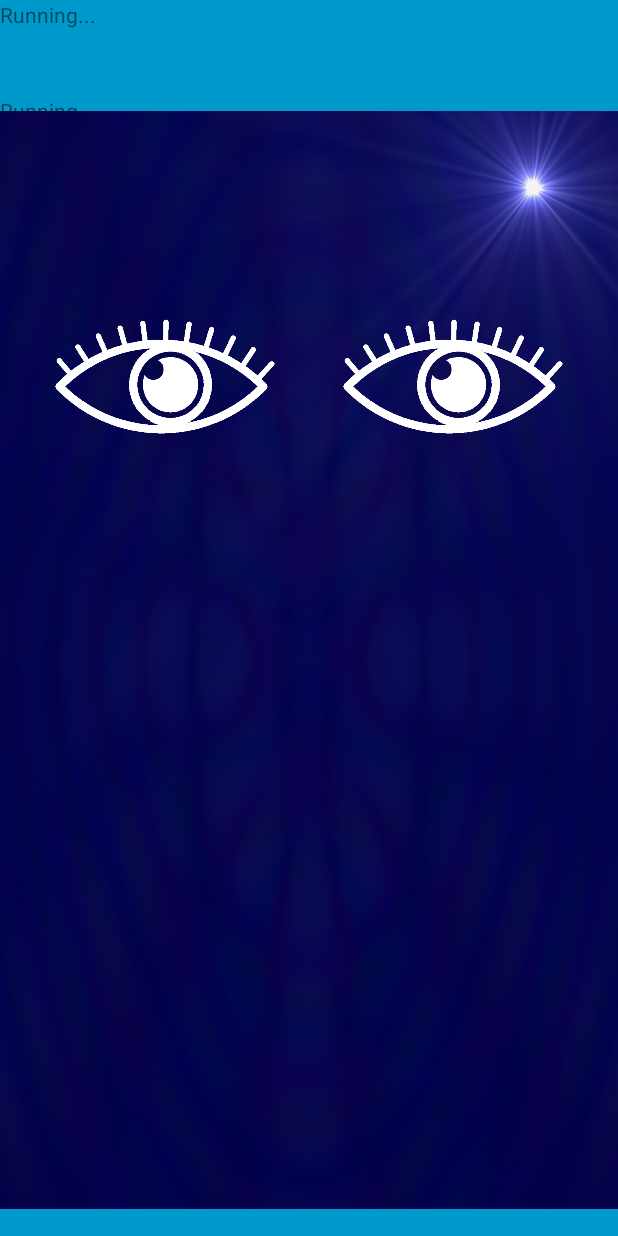
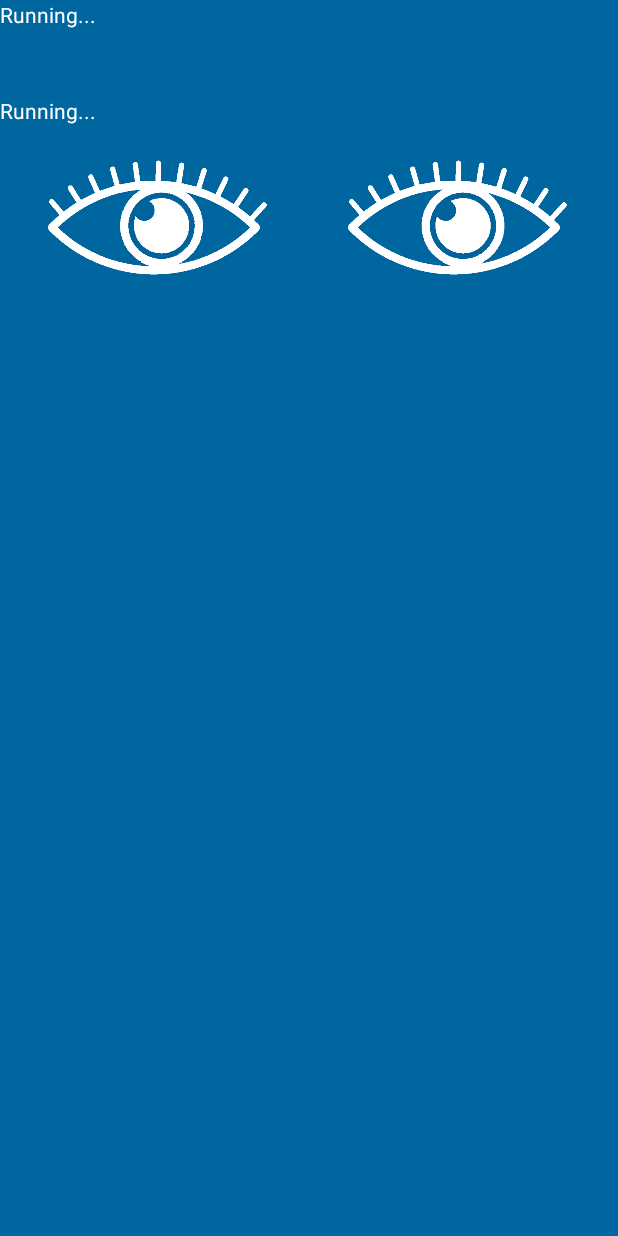
Before and after one commit to jasondb1/cpsc581_p1_sensor, an Android app: the screen it shows after launch (FullscreenActivity), on a phone screen of 412 x 824 dp. Run offline under Robolectric (Android 15) with nearby library versions, the phone set to English and light mode, and no system bars.

Commit message:
Basic eyes working

```diff
--- a/app/src/main/AndroidManifest.xml
+++ b/app/src/main/AndroidManifest.xml
@@ -10,6 +10,7 @@
         android:supportsRtl="true"
         android:theme="@style/AppTheme">
         <activity
+            android:screenOrientation="portrait"
             android:name=".FullscreenActivity"
             android:configChanges="orientation|keyboardHidden|screenSize"
             android:label="@string/app_name"
--- a/app/src/main/res/layout/activity_fullscreen.xml
+++ b/app/src/main/res/layout/activity_fullscreen.xml
@@ -4,7 +4,7 @@
     xmlns:tools="http://schemas.android.com/tools"
     android:layout_width="match_parent"
     android:layout_height="match_parent"
-    android:background="#0099cc"
+    android:background="#0066a0"
     tools:context=".FullscreenActivity">
 
     <!-- The primary full-screen view. This can be replaced with whatever view
@@ -19,7 +19,8 @@
         android:text="@string/dummy_content"
         android:textColor="#33b5e5"
         android:textSize="50sp"
-        android:textStyle="bold" />
+        android:textStyle="bold"
+        android:visibility="invisible" />
 
     <!-- This FrameLayout insets its children based on system windows using
          android:fitsSystemWindows. -->
@@ -32,13 +33,15 @@
             android:id="@+id/debug"
             android:layout_width="match_parent"
             android:layout_height="64dp"
-            android:text="@string/debug" />
+            android:text="@string/debug"
+            android:textColor="@android:color/white" />
 
         <TextView
             android:id="@+id/debug_light"
             android:layout_width="match_parent"
             android:layout_height="45dp"
-            android:text="@string/debugLight" />
+            android:text="@string/debugLight"
+            android:textColor="@android:color/white" />
     </LinearLayout>
 
     <FrameLayout
@@ -51,63 +54,57 @@
             android:layout_width="match_parent"
             android:layout_height="match_parent"
             android:contentDescription="@string/background"
+            android:visibility="invisible"
             app:srcCompat="@drawable/bg" />
 
-        <LinearLayout
-            android:id="@+id/eyes"
+        <FrameLayout
+            android:id="@+id/pupils"
+            android:layout_width="match_parent"
+            android:layout_height="match_parent"
+            android:translationX="15dp"
+            android:translationY="100dp">
+
+            <ImageView
+                android:id="@+id/PupilLeft"
+                android:layout_width="190dp"
+                android:layout_height="88dp"
+                android:contentDescription="@string/pupilLeft"
+                app:srcCompat="@drawable/pupil_00_white" />
+
+            <ImageView
+                android:id="@+id/PupilRight"
+                android:layout_width="@android:dimen/thumbnail_height"
+                android:layout_height="88dp"
+                android:contentDescription="@string/pupilRight"
+                android:translationX="200dp"
+                android:visibility="visible"
+                app:srcCompat="@drawable/pupil_00_white" />
+        </FrameLayout>
+
+        <FrameLayout
+            android:id="@+id/eyelids"
             android:layout_width="match_parent"
             android:layout_height="wrap_content"
-            android:layout_marginStart="20dp"
-            android:layout_marginTop="150dp"
-            android:orientation="horizontal">
-
-            <FrameLayout
-                android:id="@+id/EyeLeft"
-                android:layout_width="wrap_content"
-                android:layout_height="wrap_content">
+            android:translationX="15dp"
+            android:translationY="100dp">
 
             <ImageView
                 android:id="@+id/EyelidLeft"
                 android:layout_width="180dp"
                 android:layout_height="90dp"
                 android:contentDescription="@string/eyelidLeft"
-                    app:srcCompat="@drawable/eyelid_00_white" />
-
-                <ImageView
-                    android:id="@+id/PupilLeft"
-                    android:layout_width="@android:dimen/thumbnail_height"
-                    android:layout_height="88dp"
-                    android:contentDescription="@string/pupilLeft"
-                    app:srcCompat="@drawable/pupil_00_white" />
-
-            </FrameLayout>
-
-            <FrameLayout
-                android:id="@+id/EyeRight"
-                android:layout_width="wrap_content"
-                android:layout_height="wrap_content">
+                app:srcCompat="@drawable/eyelid_00" />
 
             <ImageView
                 android:id="@+id/EyelidRight"
                 android:layout_width="180dp"
                 android:layout_height="90dp"
                 android:contentDescription="@string/eyelidRight"
+                android:translationX="200dp"
                 android:visibility="visible"
-                    app:srcCompat="@drawable/eyelid_00_white"
+                app:srcCompat="@drawable/eyelid_00"
                 tools:srcCompat="@drawable/eyelid_00_white" />
-
-                <ImageView
-                    android:id="@+id/PupilRight"
-                    android:layout_width="@android:dimen/thumbnail_height"
-                    android:layout_height="88dp"
-                    android:contentDescription="@string/pupilRight"
-                    android:visibility="visible"
-                    app:srcCompat="@drawable/pupil_00_white" />
-
         </FrameLayout>
-
-        </LinearLayout>
-
 
 
         <LinearLayout
```
Also changed, not shown: app/src/main/java/com/example/opensensor/FullscreenActivity.java (+189 -27 lines), app/src/main/res/drawable/eyelid_00.png, app/src/main/res/drawable/eyelid_01.png (added), app/src/main/res/drawable/eyelid_02.png (added), app/src/main/res/drawable/eyelid_03.png (added), app/src/main/res/drawable/eyelid_04.png (added), app/src/main/res/drawable/eyelid_05.png (added), app/src/main/res/drawable/eyelid_06.png (added), app/src/main/res/drawable/eyelid_07.png (added). Lines whose indentation alone changed are shown as unchanged.
